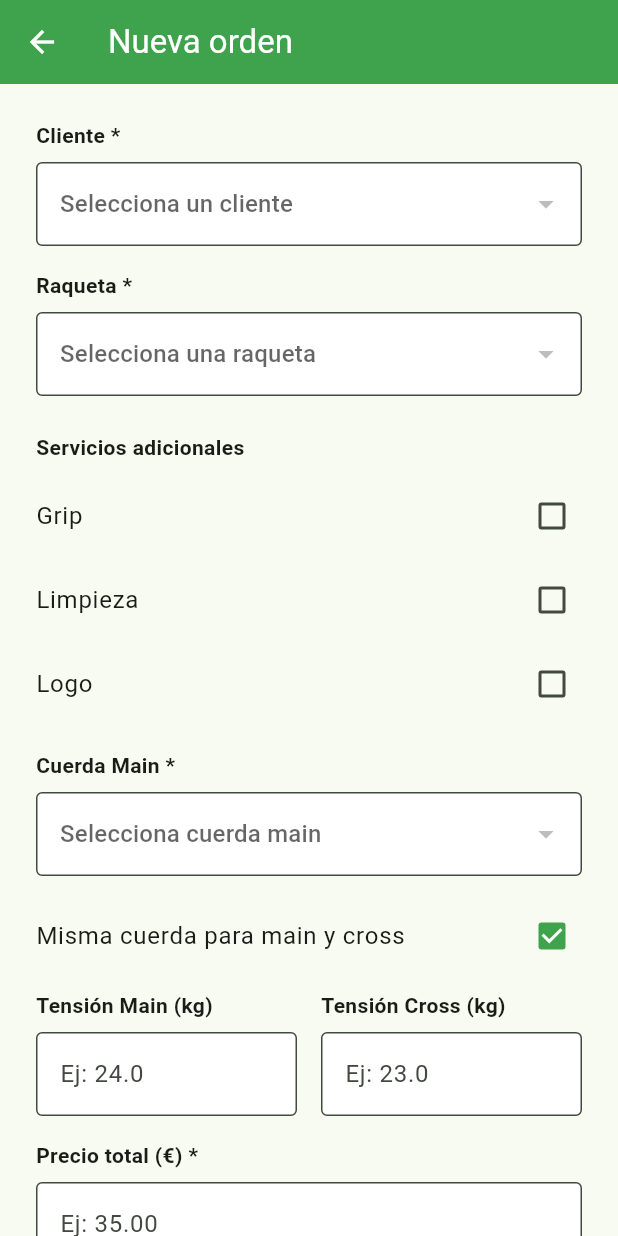
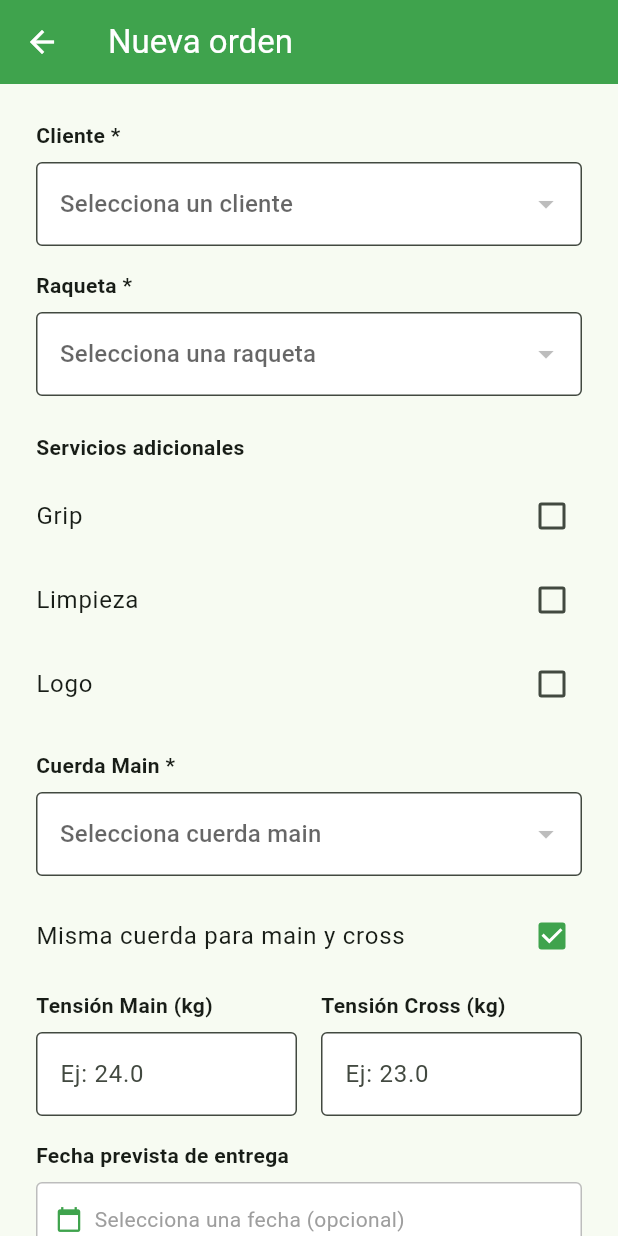
Before and after one commit to sergiomorosecilla/Tennis-String-Tune, a Flutter app: the OrdenFormScreen screen opened directly, on a phone screen of 412 x 824 dp. Run offline on Flutter 3.47's test engine with Material 3 defaults, Android fonts, the phone set to English and light mode, and no system bars; our stand-ins replace go_router.

Commit message:
Añadir fecha prevista y fecha entrega real + marca de pedido cobrado

```diff
--- a/lib/screens/orden_form_screen.dart
+++ b/lib/screens/orden_form_screen.dart
@@ -52,6 +52,8 @@ class _OrdenFormScreenState extends State<OrdenFormScreen> {
 
   // Misma cuerda para main y cross
   bool _mismaCuerda = true;
+
+  DateTime? _fechaPrevista;
 
   bool _isLoading     = true;
   bool _isSaving      = false;
@@ -165,6 +167,7 @@ class _OrdenFormScreenState extends State<OrdenFormScreen> {
         _srvGrip      = orden.srvGrip;
         _srvLimpieza  = orden.srvLimpieza;
         _srvLogo      = orden.srvLogo;
+        _fechaPrevista = orden.fechaPrevista;
       });
 
       _tensionMainController.text  = orden.tensionMain?.toString()  ?? '';
@@ -237,6 +240,7 @@ class _OrdenFormScreenState extends State<OrdenFormScreen> {
           pagado:         false,
           estado:         'pendiente',
           fechaEntrada:   DateTime.now(),
+          fechaPrevista:  _fechaPrevista,
           notas:          _notasController.text.trim().isEmpty
                             ? null
                             : _notasController.text.trim(),
@@ -258,6 +262,7 @@ class _OrdenFormScreenState extends State<OrdenFormScreen> {
           tensionMain:    double.tryParse(_tensionMainController.text.trim()),
           tensionCross:   double.tryParse(_tensionCrossController.text.trim()),
           precioTotal:    precio,
+          fechaPrevista:  _fechaPrevista,
           notas:          _notasController.text.trim().isEmpty
                             ? null
                             : _notasController.text.trim(),
@@ -480,6 +485,65 @@ class _OrdenFormScreenState extends State<OrdenFormScreen> {
                   ),
                   const SizedBox(height: 16),
 
+                  const Text('Fecha prevista de entrega',
+                      style: TextStyle(fontWeight: FontWeight.w600)),
+                  const SizedBox(height: 8),
+                  InkWell(
+                    onTap: () async {
+                      final fecha = await showDatePicker(
+                        context: context,
+                        initialDate: _fechaPrevista ?? DateTime.now().add(
+                          const Duration(days: 2),
+                        ),
+                        firstDate: DateTime.now(),
+                        lastDate: DateTime.now().add(const Duration(days: 365)),
+                        builder: (context, child) {
+                          return Theme(
+                            data: Theme.of(context).copyWith(
+                              colorScheme: const ColorScheme.light(
+                                primary: Color(0xFF3FA34D),
+                              ),
+                            ),
+                            child: child!,
+                          );
+                        },
+                      );
+                      if (fecha != null) {
+                        setState(() => _fechaPrevista = fecha);
+                      }
+                    },
+                    child: Container(
+                      width: double.infinity,
+                      padding: const EdgeInsets.symmetric(
+                        horizontal: 12,
+                        vertical: 14,
+                      ),
+                      decoration: BoxDecoration(
+                        color: Colors.white,
+                        border: Border.all(color: Colors.grey.shade400),
+                        borderRadius: BorderRadius.circular(4),
+                      ),
+                      child: Row(
+                        children: [
+                          const Icon(Icons.calendar_today,
+                              size: 18, color: Color(0xFF3FA34D)),
+                          const SizedBox(width: 8),
+                          Text(
+                            _fechaPrevista != null
+                                ? '${_fechaPrevista!.day}/${_fechaPrevista!.month}/${_fechaPrevista!.year}'
+                                : 'Selecciona una fecha (opcional)',
+                            style: TextStyle(
+                              color: _fechaPrevista != null
+                                  ? const Color(0xFF1F2A44)
+                                  : Colors.grey,
+                            ),
+                          ),
+                        ],
+                      ),
+                    ),
+                  ),
+                  const SizedBox(height: 16),
+
                   // Precio
                   const Text('Precio total (€) *',
                       style: TextStyle(fontWeight: FontWeight.w600)),
```
Also changed, not shown: lib/screens/ordenes_screen.dart (+73 -1 lines), lib/services/orden_servicio_service.dart (+11 -0 lines), 2 other files.
